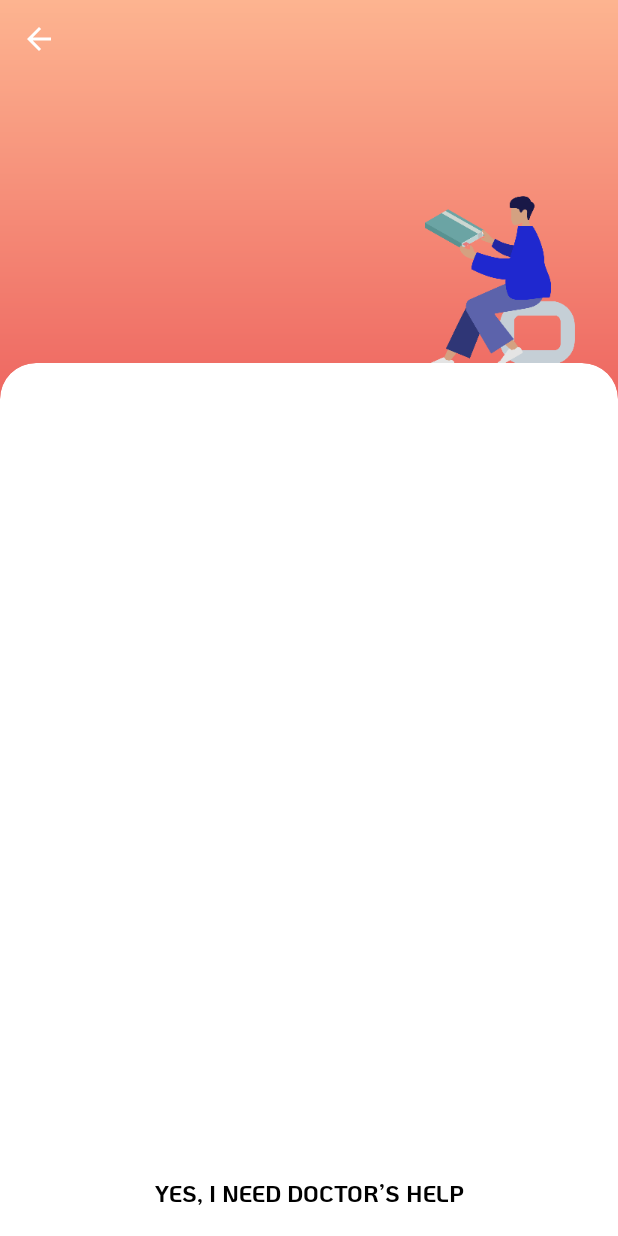
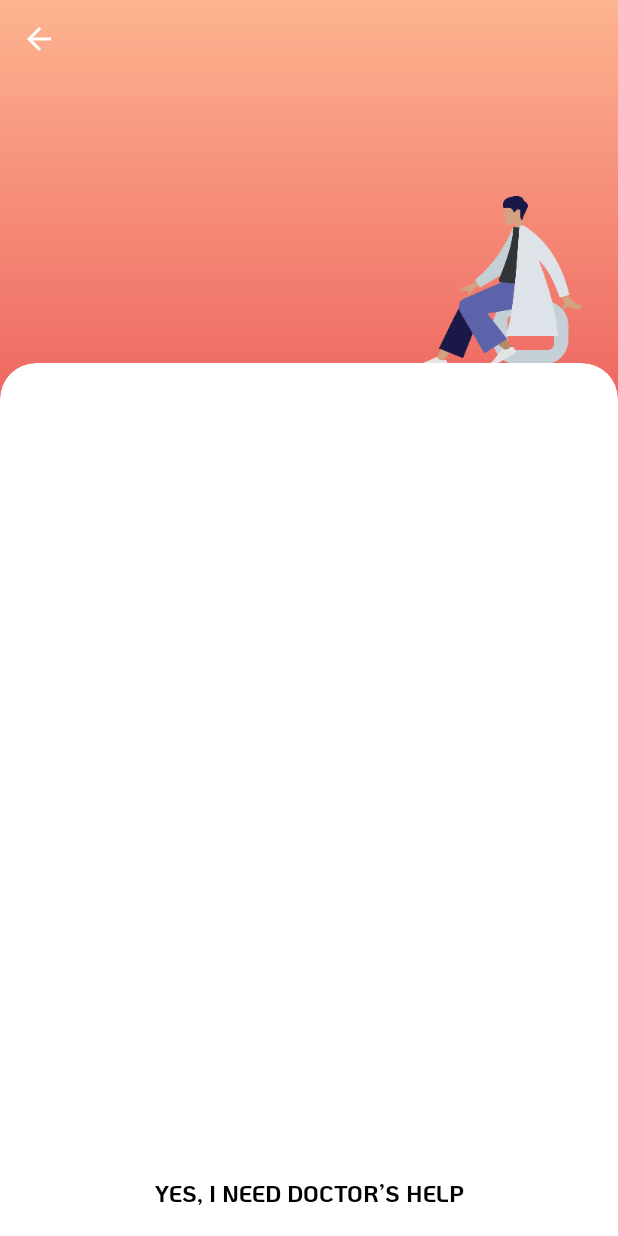
Before and after one commit to gotohel/HowWasYourDay, an Android app: the DoctorChatActivity screen opened directly, with no data from a screen before it, on a phone screen of 412 x 824 dp. Run offline under Robolectric (Android 15) with nearby library versions, the light colour scheme and no system bars; libraries missing offline, so code that uses them is left out: com.sendbird.android; 4 statements that could not run were skipped.

Commit message:
이미지 잘못들어간 부분 수정.

```diff
--- a/app/src/main/res/layout/activity_doctor_chat.xml
+++ b/app/src/main/res/layout/activity_doctor_chat.xml
@@ -18,7 +18,7 @@
             android:layout_marginEnd="24dp"
             android:layout_marginBottom="20dp"
             android:layout_gravity="bottom|end"
-            android:src="@drawable/sitting_person"/>
+            android:src="@drawable/sitting_doctor"/>
 
         <LinearLayout
             android:layout_width="match_parent"
```
